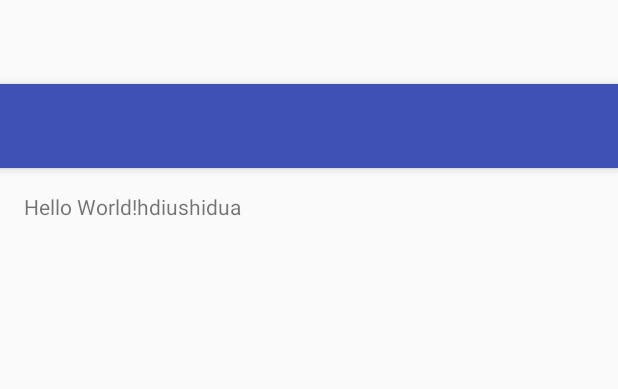
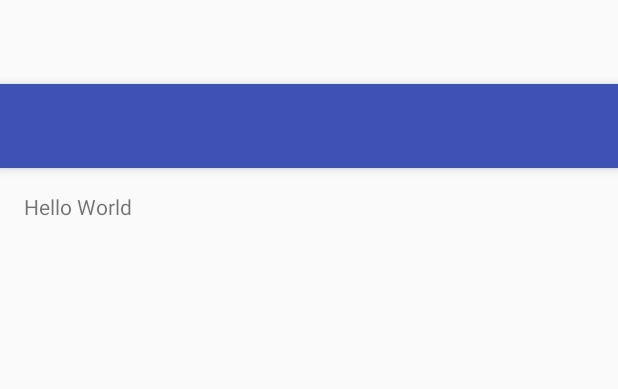
Before and after one commit to fercugliandro/PocGitHub, an Android app: the layout app_bar_base_main.xml on its own in the app's theme, with its tools: preview values and no code run, on a phone screen of 412 x 824 dp. Shown: the top 389 px of the screen. Run offline under Robolectric (Android 15) with nearby library versions, the phone set to English and light mode, and no system bars.

Commit message:
Teste de layout

```diff
--- a/app/src/main/res/layout/content_base_main.xml
+++ b/app/src/main/res/layout/content_base_main.xml
@@ -15,5 +15,5 @@
     <TextView
         android:layout_width="wrap_content"
         android:layout_height="wrap_content"
-        android:text="Hello World!hdiushidua" />
+        android:text="Hello World" />
 </RelativeLayout>
```
